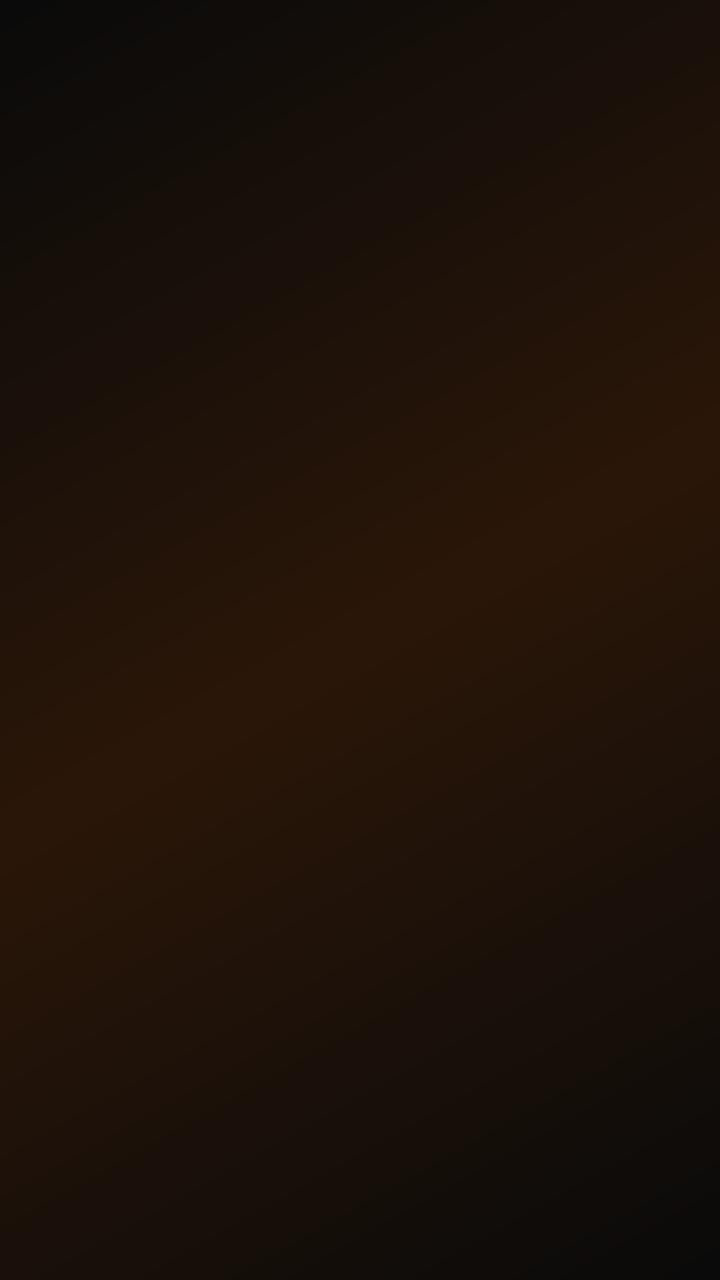
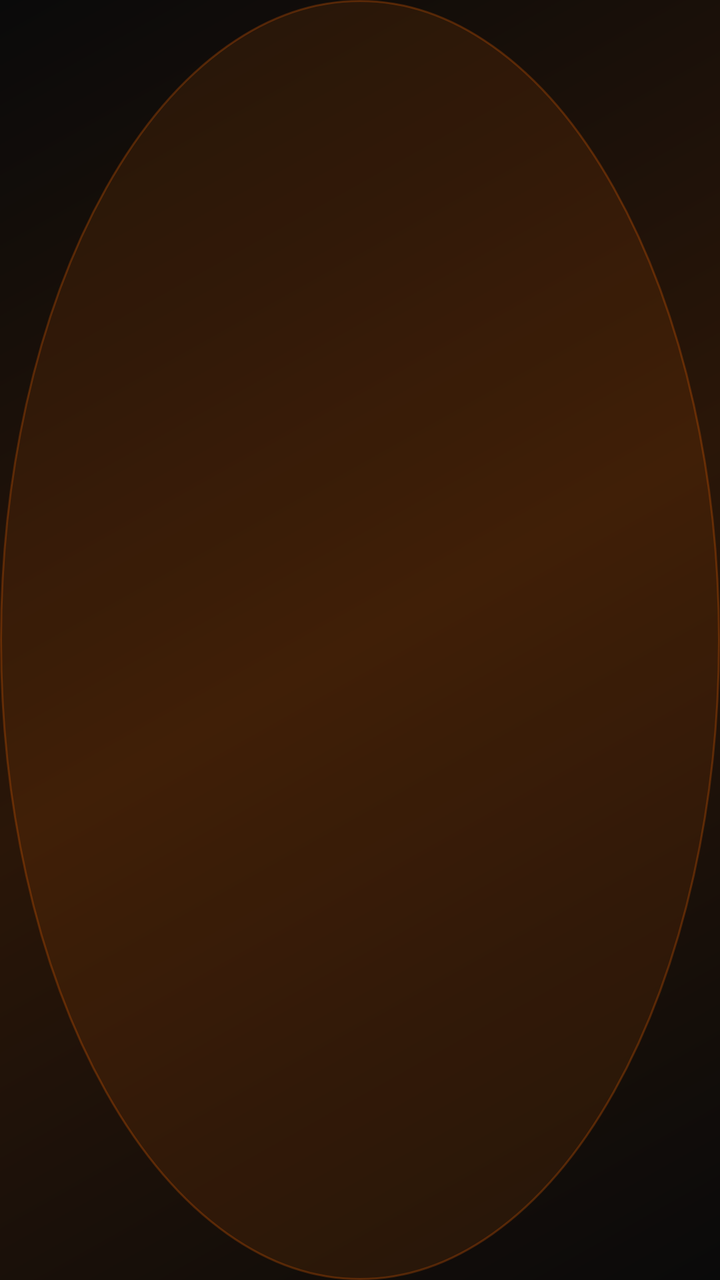

An Android layout rendered at two revisions. The XML below is the earlier revision; the diff shows what the commit changed to produce the second picture.
<!-- AndroidManifest.xml: application theme Theme.LexOS -->
<!-- res/layout/item_dock.xml -->
<?xml version="1.0" encoding="utf-8"?>
<ImageView xmlns:android="http://schemas.android.com/apk/res/android"
    android:layout_width="0dp"
    android:layout_height="52dp"
    android:layout_weight="1"
    android:padding="8dp"
    android:contentDescription="@null" />
<!-- resources referenced by this layout -->
<resources>
  <style name="Theme.LexOS" parent="Theme.Material3.Dark.NoActionBar">
          <item name="android:windowBackground">@drawable/lexos_background</item>
          <item name="android:statusBarColor">@android:color/transparent</item>
          <item name="android:navigationBarColor">@android:color/transparent</item>
          <item name="android:windowLightStatusBar">false</item>
          <item name="colorPrimary">@color/lexos_orange</item>
          <item name="android:windowShowWallpaper">false</item>
      </style>
  <!-- drawable lexos_background (drawable) -->
  <?xml version="1.0" encoding="utf-8"?>
  <shape xmlns:android="http://schemas.android.com/apk/res/android"
      android:shape="rectangle">
      <gradient
          android:angle="135"
          android:startColor="@color/lexos_black"
          android:centerColor="@color/lexos_orange_dark"
          android:endColor="@color/lexos_black"
          android:type="linear" />
  </shape>
  <color name="lexos_orange">#FF6A00</color>
  <color name="lexos_black">#0A0A0A</color>
  <color name="lexos_orange_dark">#2A1608</color>
</resources>

<!-- the commit's change to res/layout/item_dock.xml (unified diff, before → after) -->
@@ -1,7 +1,9 @@
 <?xml version="1.0" encoding="utf-8"?>
 <ImageView xmlns:android="http://schemas.android.com/apk/res/android"
-    android:layout_width="0dp"
+    android:layout_width="52dp"
     android:layout_height="52dp"
-    android:layout_weight="1"
-    android:padding="8dp"
+    android:layout_marginStart="8dp"
+    android:layout_marginEnd="8dp"
+    android:background="@drawable/dock_circle"
+    android:padding="12dp"
     android:contentDescription="@null" />
<!-- resource entries referenced after the edit -->
@@ -1,5 +1,12 @@
 <!-- resources referenced by this layout -->
 <resources>
+  <!-- drawable dock_circle (drawable) -->
+  <?xml version="1.0" encoding="utf-8"?>
+  <shape xmlns:android="http://schemas.android.com/apk/res/android"
+      android:shape="oval">
+      <solid android:color="#1AFF6A00" />
+      <stroke android:width="1dp" android:color="#40FF6A00" />
+  </shape>
   <style name="Theme.LexOS" parent="Theme.Material3.Dark.NoActionBar">
           <item name="android:windowBackground">@drawable/lexos_background</item>
           <item name="android:statusBarColor">@android:color/transparent</item>
